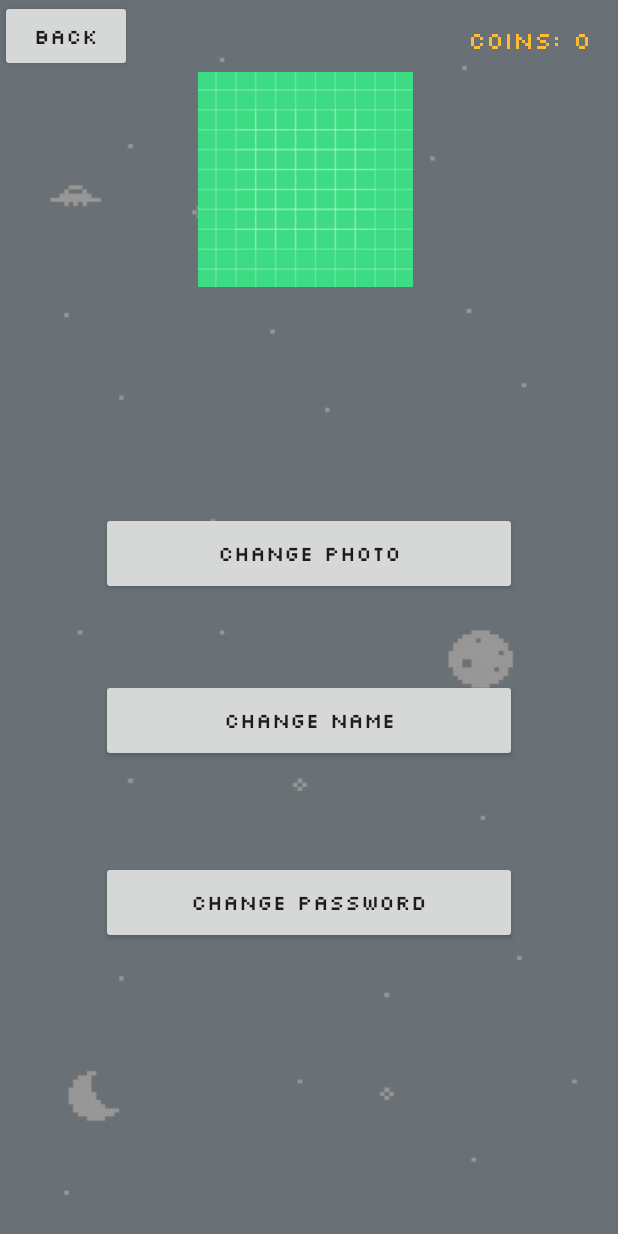
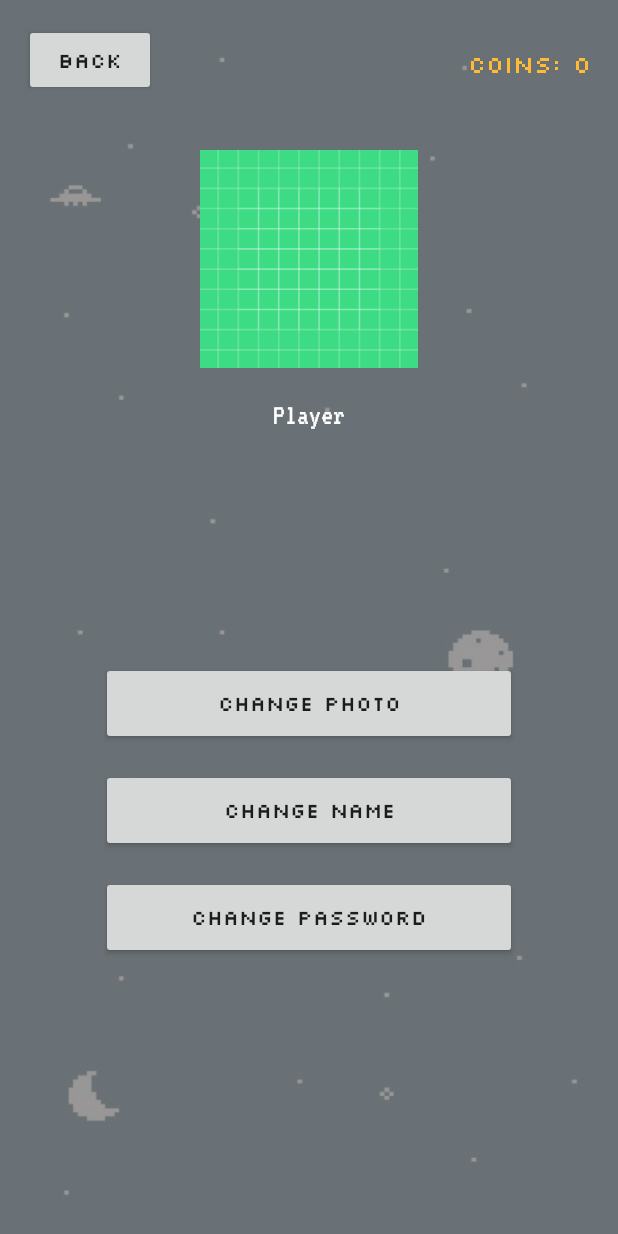
Before and after one commit to Shaqueel99/endlessrunner, an Android app built with Jetpack Compose: the ProfileActivity screen opened directly, with no data from a screen before it, on a phone screen of 412 x 824 dp. Run offline under Robolectric (Android 15) with nearby library versions, the phone set to English and light mode, and no system bars; our stand-ins replace Firebase (no records; nobody signed in at launch, a user with empty details on screens opened directly).

Commit message:
changed xml for profile page

```diff
--- a/app/src/main/res/layout/activity_profile.xml
+++ b/app/src/main/res/layout/activity_profile.xml
@@ -1,4 +1,3 @@
-<?xml version="1.0" encoding="utf-8"?>
 <androidx.constraintlayout.widget.ConstraintLayout xmlns:android="http://schemas.android.com/apk/res/android"
     xmlns:app="http://schemas.android.com/apk/res-auto"
     xmlns:tools="http://schemas.android.com/tools"
@@ -9,51 +8,23 @@
     android:backgroundTint="#873E3B3B"
     android:backgroundTintMode="src_atop">
 
+    <!-- Back Button -->
     <Button
         android:id="@+id/backProfileButton"
         android:layout_width="wrap_content"
-        android:layout_height="0dp"
+        android:layout_height="wrap_content"
         android:fontFamily="@font/silkscreen"
         android:text="BACK"
         app:layout_constraintStart_toStartOf="parent"
-        app:layout_constraintTop_toTopOf="parent" />
+        app:layout_constraintTop_toTopOf="parent"
+        android:layout_margin="16dp" />
 
-    <ImageView
-        android:id="@+id/imageProfileView"
-        android:layout_width="143dp"
-        android:layout_height="167dp"
-        android:layout_marginTop="36dp"
-        app:layout_constraintEnd_toEndOf="parent"
-        app:layout_constraintHorizontal_bias="0.492"
-        app:layout_constraintStart_toStartOf="parent"
-        app:layout_constraintTop_toTopOf="parent"
-        app:srcCompat="@drawable/ic_launcher_background" />
-
-    <TextView
-        android:id="@+id/nameProfileText"
-        android:layout_width="136dp"
-        android:layout_height="83dp"
-        android:fontFamily="@font/vt323"
-        android:lineSpacingExtra="20sp"
-        android:textAlignment="center"
-        android:textAllCaps="false"
-        android:textAppearance="@style/TextAppearance.AppCompat.Body1"
-        android:textColor="@color/white"
-        android:textSize="20sp"
-        android:typeface="normal"
-        app:layout_constraintBottom_toBottomOf="parent"
-        app:layout_constraintEnd_toEndOf="parent"
-        app:layout_constraintHorizontal_bias="0.498"
-        app:layout_constraintStart_toStartOf="parent"
-        app:layout_constraintTop_toBottomOf="@+id/imageProfileView"
-        app:layout_constraintVertical_bias="0.031"
-        tools:text="Player" />
-
+    <!-- Coins Display -->
     <TextView
         android:id="@+id/coinProfileText"
         android:layout_width="84dp"
-        android:layout_height="46dp"
-        android:layout_marginTop="16dp"
+        android:layout_height="wrap_content"
+        android:layout_marginTop="32dp"
         android:layout_marginEnd="16dp"
         android:fontFamily="@font/silkscreen"
         android:lineSpacingExtra="8sp"
@@ -62,45 +33,73 @@
         android:textAppearance="@style/TextAppearance.AppCompat.Body1"
         android:textColor="@android:color/holo_orange_light"
         android:textSize="16sp"
-        android:typeface="normal"
         app:layout_constraintEnd_toEndOf="parent"
         app:layout_constraintTop_toTopOf="parent" />
+
+    <!-- Profile Picture -->
+    <ImageView
+        android:id="@+id/imageProfileView"
+        android:layout_width="145dp"
+        android:layout_height="145dp"
+        android:layout_marginTop="100dp"
+        android:scaleType="centerCrop"
+        app:layout_constraintEnd_toEndOf="parent"
+        app:layout_constraintStart_toStartOf="parent"
+        app:layout_constraintTop_toTopOf="parent"
+        app:srcCompat="@drawable/ic_launcher_background" />
+
+    <!-- Username Text -->
+    <TextView
+        android:id="@+id/nameProfileText"
+        android:layout_width="wrap_content"
+        android:layout_height="wrap_content"
+        android:layout_marginTop="16dp"
+        android:fontFamily="@font/vt323"
+        android:lineSpacingExtra="20sp"
+        android:textAlignment="center"
+        android:text="Player"
+        android:textColor="@color/white"
+        android:textSize="20sp"
+        app:layout_constraintTop_toBottomOf="@id/imageProfileView"
+        app:layout_constraintStart_toStartOf="parent"
+        app:layout_constraintEnd_toEndOf="parent" />
+
+    <!-- Buttons in a LinearLayout for Equal Spacing -->
+    <LinearLayout
+        android:id="@+id/buttonContainer"
+        android:layout_width="0dp"
+        android:layout_height="wrap_content"
+        android:layout_marginBottom="32dp"
+        android:gravity="center"
+        android:orientation="vertical"
+        android:weightSum="3"
+        app:layout_constraintBottom_toBottomOf="parent"
+        app:layout_constraintEnd_toEndOf="parent"
+        app:layout_constraintStart_toStartOf="parent"
+        app:layout_constraintTop_toBottomOf="@id/nameProfileText">
 
         <Button
             android:id="@+id/changePhotoProfileButton"
             android:layout_width="277dp"
             android:layout_height="55dp"
+            android:layout_marginBottom="16dp"
             android:fontFamily="@font/silkscreen"
-        android:text="Change Photo"
-        app:layout_constraintBottom_toBottomOf="parent"
-        app:layout_constraintEnd_toEndOf="parent"
-        app:layout_constraintHorizontal_bias="0.498"
-        app:layout_constraintStart_toStartOf="parent"
-        app:layout_constraintTop_toBottomOf="@+id/nameProfileText"
-        app:layout_constraintVertical_bias="0.082" />
+            android:text="Change Photo" />
 
         <Button
             android:id="@+id/changeNameProfileButton"
             android:layout_width="277dp"
             android:layout_height="55dp"
-        android:layout_marginTop="56dp"
+            android:layout_marginBottom="16dp"
             android:fontFamily="@font/silkscreen"
-        android:text="Change Name"
-        app:layout_constraintEnd_toEndOf="parent"
-        app:layout_constraintStart_toStartOf="parent"
-        app:layout_constraintTop_toBottomOf="@+id/changePhotoProfileButton" />
+            android:text="Change Name" />
 
         <Button
             android:id="@+id/changePasswordProfileButton"
             android:layout_width="277dp"
             android:layout_height="55dp"
-        android:layout_marginTop="16dp"
             android:fontFamily="@font/silkscreen"
-        android:text="Change Password"
-        app:layout_constraintBottom_toBottomOf="parent"
-        app:layout_constraintEnd_toEndOf="parent"
-        app:layout_constraintStart_toStartOf="parent"
-        app:layout_constraintTop_toBottomOf="@+id/changeNameProfileButton"
-        app:layout_constraintVertical_bias="0.205" />
+            android:text="Change Password" />
+    </LinearLayout>
 
 </androidx.constraintlayout.widget.ConstraintLayout>
```
Lines whose indentation alone changed are shown as unchanged.
